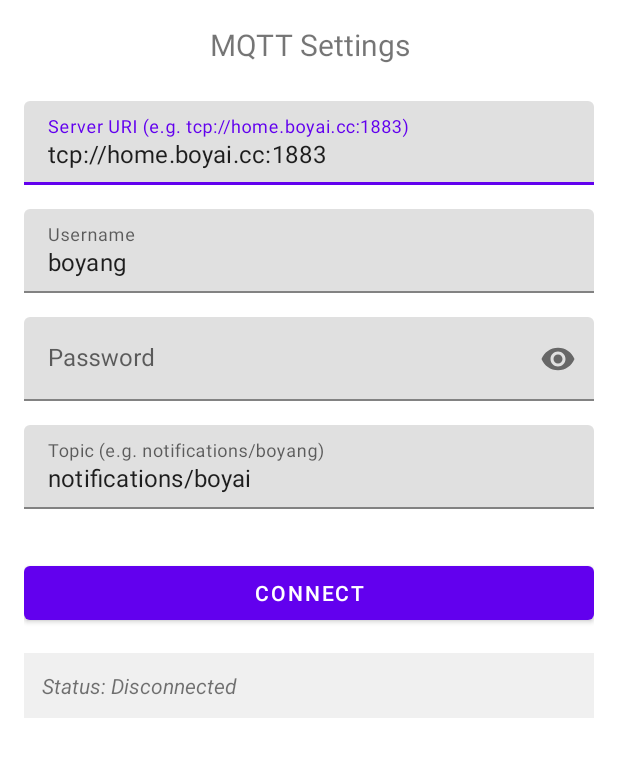
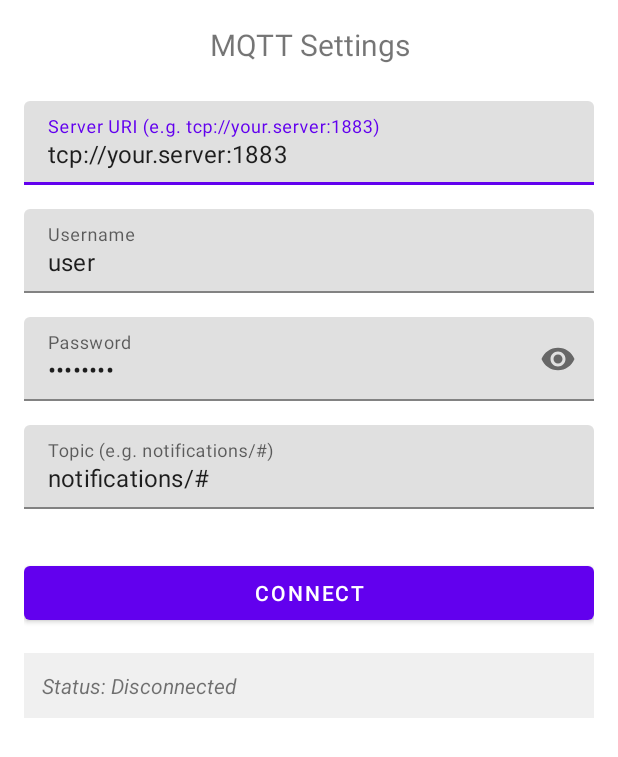
Before and after one commit to liboyang0112/smac, an Android app: the screen it shows after launch (MainActivity), after a tap on "CONNECT", on a phone screen of 412 x 824 dp. Shown: the top 757 px of the screen. Run offline under Robolectric (Android 15) with nearby library versions, the light colour scheme and no system bars; libraries missing offline, so code that uses them is left out: info.mqtt.android, org.eclipse.paho.

Commit message:
initial version

```diff
--- a/app/src/main/AndroidManifest.xml
+++ b/app/src/main/AndroidManifest.xml
@@ -10,7 +10,7 @@
 
 <application
     android:allowBackup="false"
-    android:label="MQTT Notifier"
+    android:label="SMAC"
     android:theme="@style/Theme.MaterialComponents.Light.NoActionBar">
 
     <activity
--- a/app/src/main/java/com/boyai/mqtt/MainActivity.kt
+++ b/app/src/main/java/com/boyai/mqtt/MainActivity.kt
@@ -1,14 +1,14 @@
 package com.boyai.mqtt
-
+import com.boyai.mqtt.databinding.ActivityMainBinding
 import android.content.BroadcastReceiver
 import android.content.Context
 import android.content.Intent
 import android.content.IntentFilter
 import android.os.Bundle
-import android.util.Log
 import androidx.appcompat.app.AppCompatActivity
 import androidx.localbroadcastmanager.content.LocalBroadcastManager
-import com.boyai.mqtt.databinding.ActivityMainBinding
+import com.google.android.material.textfield.TextInputEditText
+import android.util.Log
 
 class MainActivity : AppCompatActivity() {
 
@@ -22,25 +22,19 @@ class MainActivity : AppCompatActivity() {
         loadSavedSettings()
 
         binding.buttonConnect.setOnClickListener {
-            val isConnected = binding.buttonConnect.text == "Disconnect"
-            if (isConnected) {
-                MqttForegroundService.disconnect(this)
-            } else {
-                saveSettingsAndConnect()
-            }
+            saveSettingsAndConnect()
         }
 
-        // Register receiver
         LocalBroadcastManager.getInstance(this)
             .registerReceiver(mqttStatusReceiver, IntentFilter("MQTT_STATUS_UPDATE"))
     }
 
     private fun loadSavedSettings() {
         val prefs = getSharedPreferences("mqtt_settings", Context.MODE_PRIVATE)
-        binding.editTextServerUri.setText(prefs.getString("server_uri", "tcp://home.boyai.cc:1883"))
-        binding.editTextUsername.setText(prefs.getString("username", "boyang"))
-        binding.editTextPassword.setText(prefs.getString("password", ""))
-        binding.editTextTopic.setText(prefs.getString("topic", "notifications/boyai"))
+        binding.editTextServerUri.setText(prefs.getString("server_uri", "tcp://your.server:1883"))
+        binding.editTextUsername.setText(prefs.getString("username", "user"))
+        binding.editTextPassword.setText(prefs.getString("password", "password"))
+        binding.editTextTopic.setText(prefs.getString("topic", "notifications/#"))
         Log.d("MainActivity", "Settings loaded")
     }
 
@@ -60,7 +54,7 @@ class MainActivity : AppCompatActivity() {
             .putString("username", username)
             .putString("password", password)
             .putString("topic", topic)
-            .commit()
+            .commit() // Sync write
 
         if (success) {
             Log.d("MainActivity", "Settings saved successfully")
@@ -89,9 +83,6 @@ class MainActivity : AppCompatActivity() {
         super.onResume()
         LocalBroadcastManager.getInstance(this)
             .registerReceiver(mqttStatusReceiver, IntentFilter("MQTT_STATUS_UPDATE"))
-
-        // Ask service for current status
-        MqttForegroundService.requestStatus(this)
     }
 
     override fun onPause() {
--- a/app/src/main/res/layout/activity_main.xml
+++ b/app/src/main/res/layout/activity_main.xml
@@ -23,7 +23,7 @@
   android:id="@+id/editTextServerUri"
   android:layout_width="match_parent"
   android:layout_height="wrap_content"
-  android:hint="Server URI (e.g. tcp://home.boyai.cc:1883)" />
+  android:hint="Server URI (e.g. tcp://your.server:1883)" />
     </com.google.android.material.textfield.TextInputLayout>
 
     <!-- Username -->
@@ -63,7 +63,7 @@
   android:id="@+id/editTextTopic"
   android:layout_width="match_parent"
   android:layout_height="wrap_content"
-  android:hint="Topic (e.g. notifications/boyang)" />
+  android:hint="Topic (e.g. notifications/#)" />
   </com.google.android.material.textfield.TextInputLayout>
 
   <!-- Connect / Disconnect Button -->
```
Also changed, not shown: app/src/main/java/com/boyai/mqtt/MqttForegroundService.kt (+5 -5 lines), 3 other files.
